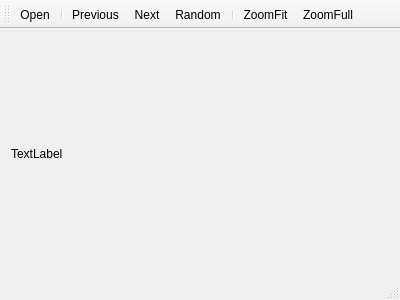
ecbambrick/archiveViewer, file mainwindow.ui: the form before one commit.
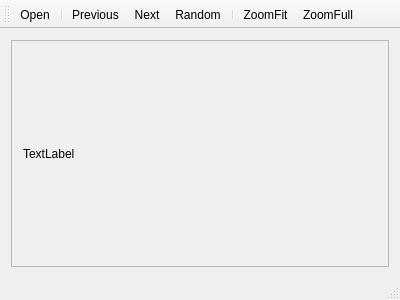
The form after the commit.

Commit message:
added trivial zoom functionality
zoom to full and zoom to fit

```diff
--- a/mainwindow.ui
+++ b/mainwindow.ui
@@ -18,10 +18,37 @@
     <item>
      <layout class="QHBoxLayout" name="horizontalLayout_2">
       <item>
-       <widget class="QLabel" name="label">
-        <property name="text">
-         <string>TextLabel</string>
+       <widget class="QScrollArea" name="scrollArea">
+        <property name="widgetResizable">
+         <bool>true</bool>
         </property>
+        <property name="alignment">
+         <set>Qt::AlignCenter</set>
+        </property>
+        <widget class="QWidget" name="scrollAreaWidgetContents">
+         <property name="geometry">
+          <rect>
+           <x>0</x>
+           <y>0</y>
+           <width>378</width>
+           <height>235</height>
+          </rect>
+         </property>
+         <layout class="QVBoxLayout" name="verticalLayout_2">
+          <item>
+           <widget class="QLabel" name="label">
+            <property name="text">
+             <string>TextLabel</string>
+            </property>
+           </widget>
+          </item>
+         </layout>
+         <zorder>label</zorder>
+         <zorder>label</zorder>
+         <zorder>label</zorder>
+         <zorder>label</zorder>
+         <zorder>label</zorder>
+        </widget>
        </widget>
       </item>
      </layout>
```
The commit also changes 1 other file.
